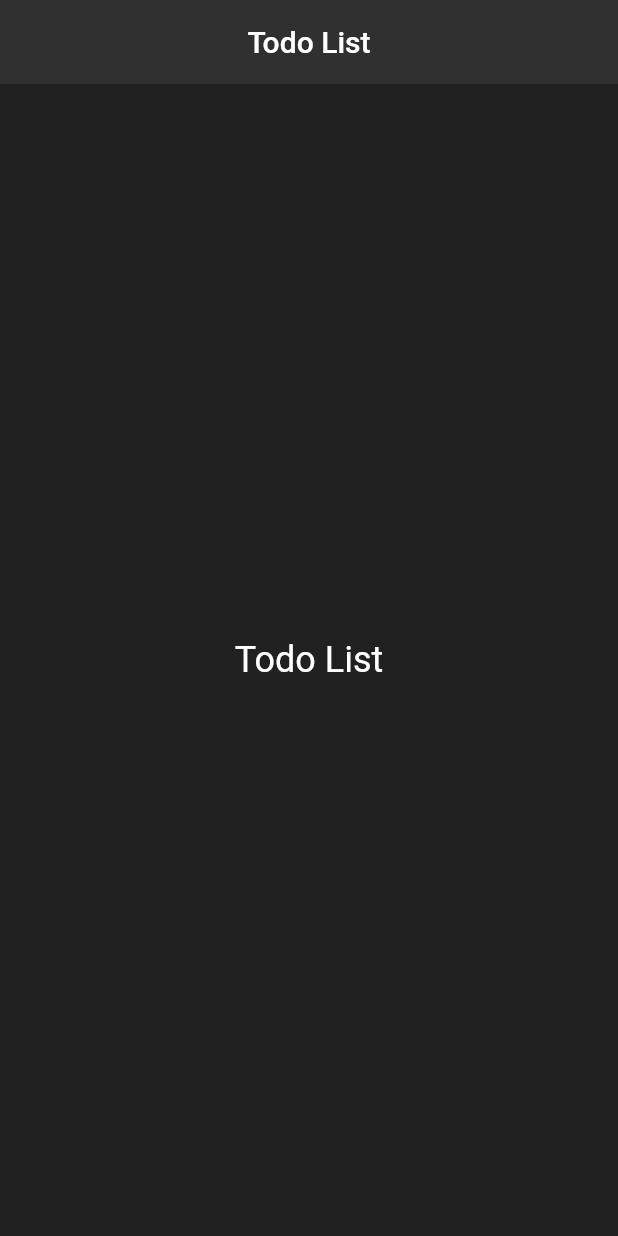
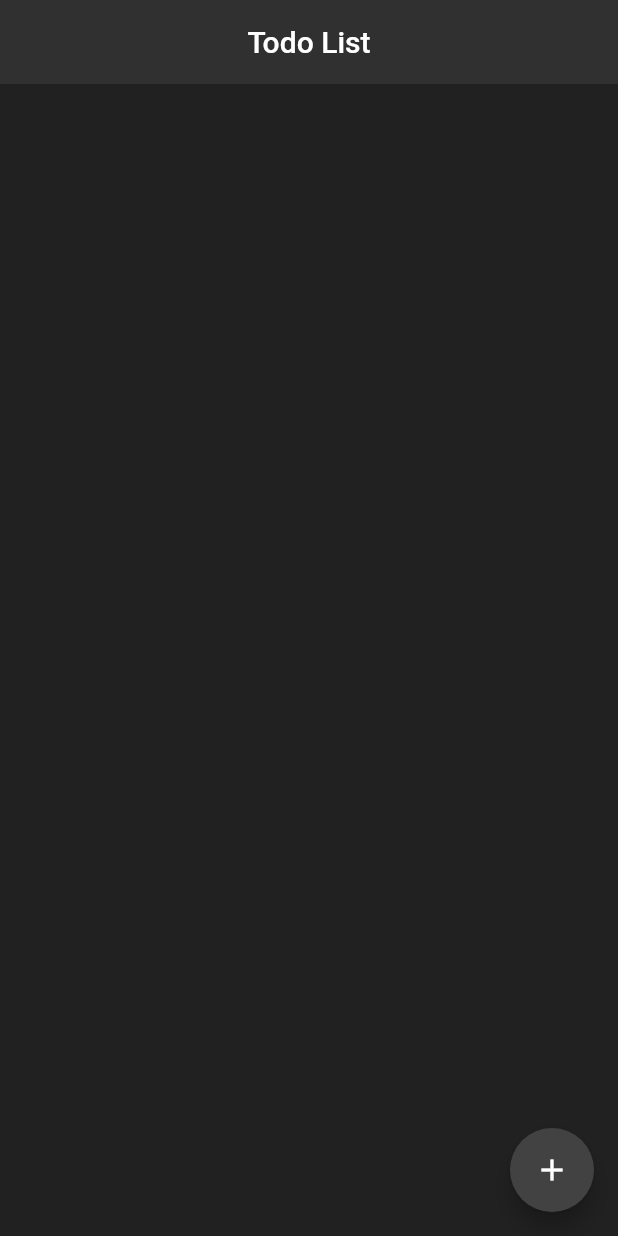
Before and after one commit to jadon6uwizeye/todo-app, a Flutter app: the screen it shows after launch, on a phone screen of 412 x 824 dp. Run offline on Flutter 3.47's test engine with Material 2 defaults, Android fonts, the phone set to English and light mode, and no system bars.

```diff
--- a/lib/main.dart
+++ b/lib/main.dart
@@ -10,11 +10,16 @@ class TodoApp extends StatefulWidget {
 }
 
 class _TodoAppState extends State<TodoApp> {
+  // ignore: prefer_final_fields
+  List<String> todoItems = <String>[];
+
+  int counter = 0;
+
   @override
   Widget build(BuildContext context) {
     return MaterialApp(
-        title: 'Todo List',
-        home: Scaffold(
+      title: 'Todo List',
+      home: Scaffold(
           backgroundColor: Colors.grey[900],
           appBar: AppBar(
             title: const Text('Todo List'),
@@ -22,16 +27,38 @@ class _TodoAppState extends State<TodoApp> {
             backgroundColor: Colors.grey[850],
             elevation: 0,
           ),
-          body: const Center(
-            child: Text(
-              'Todo List',
-              style: TextStyle(
-                fontSize: 24,
-                color: Colors.white,
-              ),
+          floatingActionButton: FloatingActionButton(
+            onPressed: () {
+              setState(() {
+                counter++;
+              });
+            },
+            tooltip: 'Add Task',
+            backgroundColor: Colors.grey[800],
+            child: const Icon(Icons.add),
           ),
-        )
-        ),
-        );
+          body: ListView.builder(
+            itemCount: counter,
+            itemBuilder: (BuildContext context, int index) {
+              if (index < todoItems.length) {
+                return ListTile(
+                  title: Text(
+                    todoItems[index],
+                    style: TextStyle(
+                      color: Colors.grey[50],
+                      fontSize: 20,
+                    ),
+                  ),
+                );
+              } else {
+                return const Text('No Items there',
+                    style: TextStyle(
+                      color: Colors.grey,
+                      fontSize: 20,
+                    ));
+              }
+            },
+          )),
+    );
   }
 }
```
Also changed, not shown: 1 other file.
